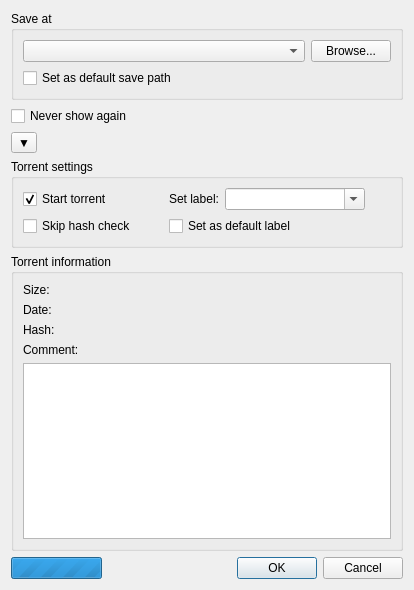
This is src/gui/addnewtorrentdialog.ui in SysAdminDoc/qBittorrent-Vanced as Qt 5 draws it before an edit. The edited form follows.
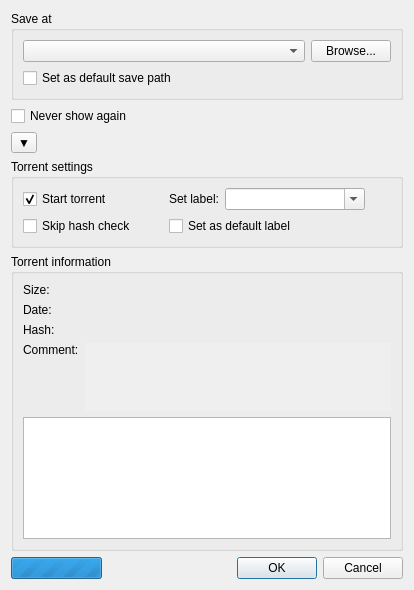
This is the edited form. Custom widgets are drawn as their Qt base class.

Commit message: Put comment_lbl in QScrollArea. Closes #4881.

Diff of the .ui file:
```diff
--- a/src/gui/addnewtorrentdialog.ui
+++ b/src/gui/addnewtorrentdialog.ui
@@ -167,7 +167,7 @@
      </property>
      <layout class="QVBoxLayout" name="infoGroupLayout">
       <item>
-       <layout class="QGridLayout" name="gridLayout" columnstretch="0,1">
+       <layout class="QGridLayout" name="gridLayout">
         <item row="0" column="0">
          <widget class="QLabel" name="label">
           <property name="text">
@@ -178,32 +178,6 @@
         <item row="0" column="1">
          <widget class="QLabel" name="size_lbl"/>
         </item>
-        <item row="3" column="0">
-         <widget class="QLabel" name="label_2">
-          <property name="text">
-           <string>Comment:</string>
-          </property>
-          <property name="alignment">
-           <set>Qt::AlignLeading|Qt::AlignLeft|Qt::AlignTop</set>
-          </property>
-         </widget>
-        </item>
-        <item row="3" column="1">
-         <widget class="QLabel" name="comment_lbl">
-          <property name="textFormat">
-           <enum>Qt::RichText</enum>
-          </property>
-          <property name="wordWrap">
-           <bool>true</bool>
-          </property>
-          <property name="openExternalLinks">
-           <bool>true</bool>
-          </property>
-          <property name="textInteractionFlags">
-           <set>Qt::TextBrowserInteraction</set>
-          </property>
-         </widget>
-        </item>
         <item row="1" column="0">
          <widget class="QLabel" name="label_3">
           <property name="text">
@@ -228,6 +202,69 @@
           </property>
          </widget>
         </item>
+        <item row="3" column="0">
+         <widget class="QLabel" name="label_2">
+          <property name="text">
+           <string>Comment:</string>
+          </property>
+          <property name="alignment">
+           <set>Qt::AlignLeading|Qt::AlignLeft|Qt::AlignTop</set>
+          </property>
+         </widget>
+        </item>
+        <item row="3" column="1">
+         <widget class="QScrollArea" name="scrollArea">
+          <property name="frameShape">
+           <enum>QFrame::NoFrame</enum>
+          </property>
+          <property name="widgetResizable">
+           <bool>true</bool>
+          </property>
+          <widget class="QWidget" name="scrollAreaWidgetContents_2">
+           <property name="geometry">
+            <rect>
+             <x>0</x>
+             <y>0</y>
+             <width>299</width>
+             <height>73</height>
+            </rect>
+           </property>
+           <layout class="QVBoxLayout" name="verticalLayout">
+            <property name="leftMargin">
+             <number>0</number>
+            </property>
+            <property name="topMargin">
+             <number>0</number>
+            </property>
+            <property name="rightMargin">
+             <number>0</number>
+            </property>
+            <property name="bottomMargin">
+             <number>0</number>
+            </property>
+            <item>
+             <widget class="QLabel" name="comment_lbl">
+              <property name="textFormat">
+               <enum>Qt::RichText</enum>
+              </property>
+              <property name="alignment">
+               <set>Qt::AlignLeading|Qt::AlignLeft|Qt::AlignTop</set>
+              </property>
+              <property name="wordWrap">
+               <bool>true</bool>
+              </property>
+              <property name="openExternalLinks">
+               <bool>true</bool>
+              </property>
+              <property name="textInteractionFlags">
+               <set>Qt::TextBrowserInteraction</set>
+              </property>
+             </widget>
+            </item>
+           </layout>
+          </widget>
+         </widget>
+        </item>
        </layout>
       </item>
       <item>
```
